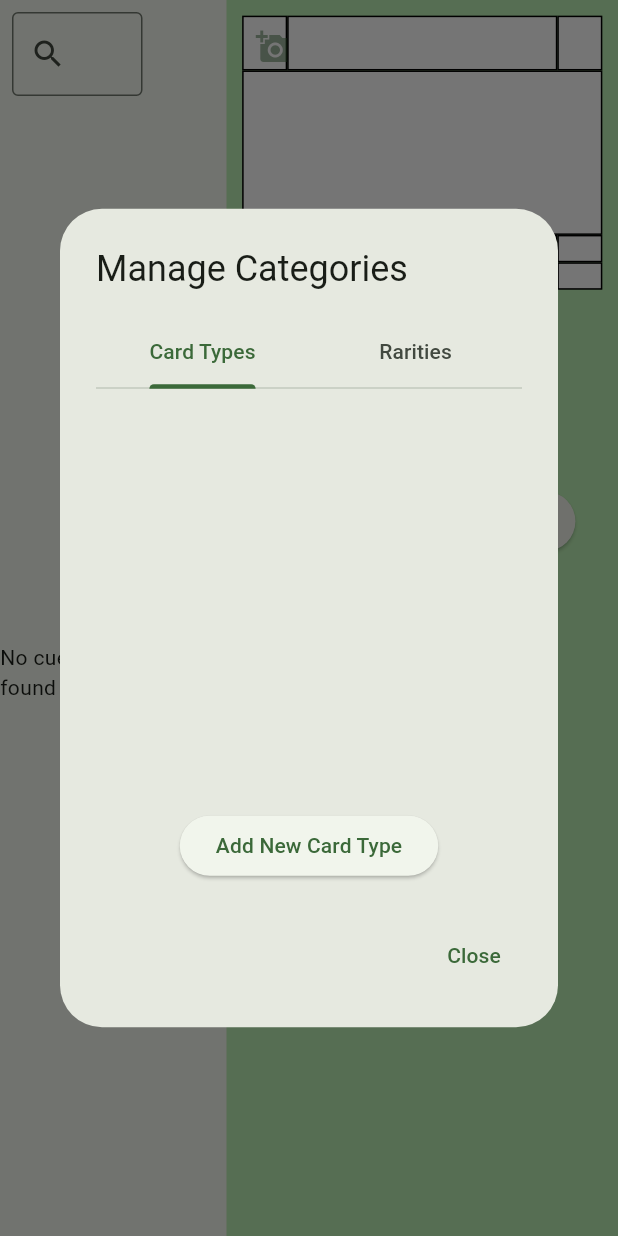
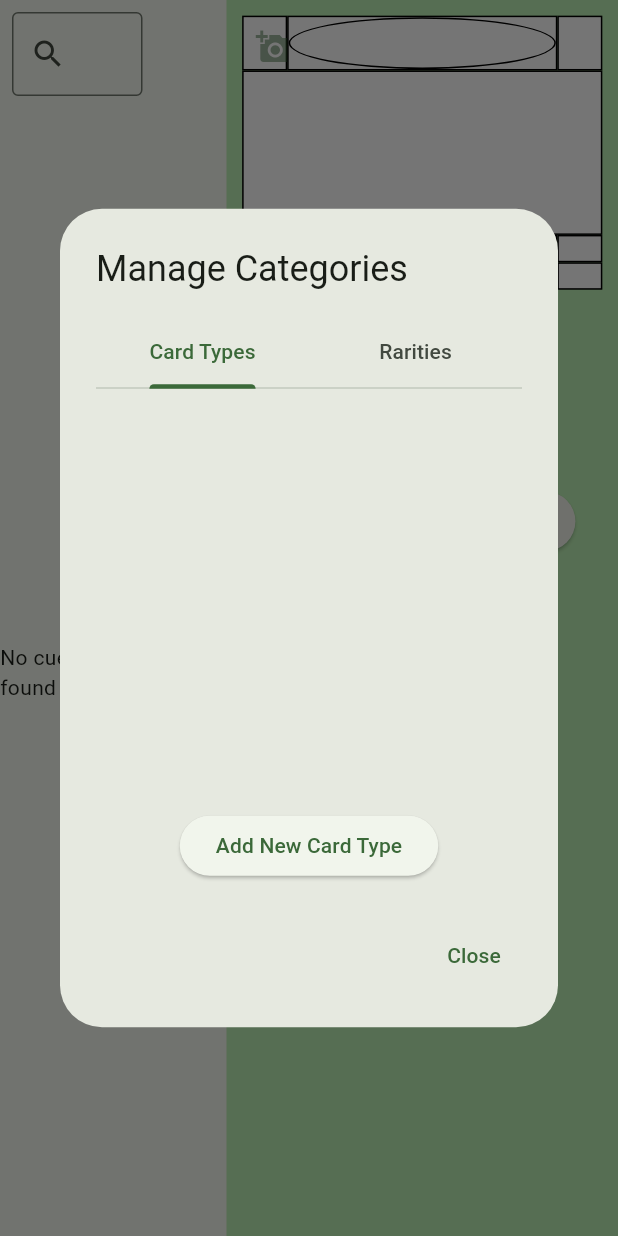
Before and after one commit to SynsLyns/dnd_cuecard_app, a Flutter app: the screen it shows after launch, after a tap on the "settings" icon, on a phone screen of 412 x 824 dp. Run offline on Flutter 3.47's test engine with Material 3 defaults, Android fonts, the phone set to English and light mode, and no system bars; our stand-ins replace flutter_colorpicker, image_picker, sqflite_common_ffi; accounts and stored records are empty.

Commit message:
Add coloring to card based on type/rarity

```diff
--- a/lib/screens/cue_card_creator_view.dart
+++ b/lib/screens/cue_card_creator_view.dart
@@ -132,6 +132,8 @@ class _CueCardCreatorViewState extends State<CueCardCreatorView> {
           height: minConstraint,
           child: CueCardView(
             controllers: _controllers,
+            currentSelectedCardType: _currentSelectedCardType,
+            currentSelectedRarity: _currentSelectedRarity,
             image: image,
             onImageSelected: (XFile? image) {
               setState(() {
--- a/lib/screens/management_modal.dart
+++ b/lib/screens/management_modal_view.dart
@@ -9,21 +9,21 @@ import '../app_state.dart';
 import 'package:dnd_cuecard_app/models/card_type.dart';
 import 'package:dnd_cuecard_app/models/rarity.dart';
 
-class ManagementModal extends StatefulWidget {
+class ManagementModalView extends StatefulWidget {
   final Function() refreshCardTypes;
   final Function() refreshRarities;
 
-  const ManagementModal({
+  const ManagementModalView({
     super.key,
     required this.refreshCardTypes,
     required this.refreshRarities,
   });
 
   @override
-  State<ManagementModal> createState() => _ManagementModalState();
+  State<ManagementModalView> createState() => _ManagementModalViewState();
 }
 
-class _ManagementModalState extends State<ManagementModal> with SingleTickerProviderStateMixin {
+class _ManagementModalViewState extends State<ManagementModalView> with SingleTickerProviderStateMixin {
   late TabController _tabController;
 
   @override
--- a/lib/widgets/card_options.dart
+++ b/lib/widgets/card_options.dart
@@ -3,7 +3,7 @@ import 'package:dnd_cuecard_app/logic/cue_card_creator.dart';
 import 'package:dnd_cuecard_app/models/card_type.dart';
 import 'package:dnd_cuecard_app/models/rarity.dart';
 import 'package:dnd_cuecard_app/screens/cue_card_form_controllers.dart';
-import 'package:dnd_cuecard_app/screens/management_modal.dart';
+import 'package:dnd_cuecard_app/screens/management_modal_view.dart';
 import 'package:dnd_cuecard_app/widgets/categorizable_dropdown_menu.dart';
 import 'package:flutter/material.dart';
 import 'package:provider/provider.dart';
@@ -64,7 +64,7 @@ class CardOptions extends StatelessWidget {
       showDialog(
         context: context,
         builder: (BuildContext context) {
-          return ManagementModal(
+          return ManagementModalView(
             refreshCardTypes: appState.loadCardTypes,
             refreshRarities: appState.loadRarities,
           );
--- a/lib/widgets/cue_card_widgets/cue_card_view.dart
+++ b/lib/widgets/cue_card_widgets/cue_card_view.dart
@@ -1,5 +1,7 @@
 import 'dart:io';
 
+import 'package:dnd_cuecard_app/models/card_type.dart';
+import 'package:dnd_cuecard_app/models/rarity.dart';
 import 'package:dnd_cuecard_app/screens/cue_card_form_controllers.dart';
 import 'package:flutter/material.dart';
 import 'package:image_picker/image_picker.dart';
@@ -11,13 +13,18 @@ class CueCardView extends StatefulWidget {
   const CueCardView({
     super.key,
     required this.controllers,
+    required this.currentSelectedCardType,
+    required this.currentSelectedRarity,
     required this.image,
     required this.onImageSelected,
   });
 
   final CueCardFormControllers controllers;
+  final CardType? currentSelectedCardType;
+  final Rarity? currentSelectedRarity;
   final XFile? image;
   final void Function(XFile?) onImageSelected;
+
   @override
   State<CueCardView> createState() => _CueCardViewState();
 }
@@ -26,11 +33,7 @@ class _CueCardViewState extends State<CueCardView> {
   @override
   Widget build(BuildContext context) {
     return Column(
-      children: [
-        _buildTopRow(),
-        _buildDescriptionSection(),
-        _buildBottomRow(),
-      ],
+      children: [_buildTopRow(), _buildDescriptionSection(), _buildBottomRow()],
     );
   }
 
@@ -41,12 +44,12 @@ class _CueCardViewState extends State<CueCardView> {
         child: Row(
           children: [
             _buildImageSection(),
-            CueCardSection(
-                sectionName: 'Title', flex: 6, controller: widget.controllers.titleController),
+            _buildTitleSection(),
             CueCardSection(
               sectionName: 'Requirements',
               flex: 1,
-                controller: widget.controllers.requirementsController),
+              controller: widget.controllers.requirementsController,
+            ),
           ],
         ),
       ),
@@ -61,18 +64,61 @@ class _CueCardViewState extends State<CueCardView> {
         decoration: BoxDecoration(
           border: Border.all(color: Colors.black),
           color: const Color.fromARGB(255, 255, 255, 255),
-          image: widget.image != null ? DecorationImage(
-            image: FileImage(File(widget.image!.path)) as ImageProvider<Object>,
-          ) : null,
+          image: widget.image != null
+              ? DecorationImage(
+                  image:
+                      FileImage(File(widget.image!.path))
+                          as ImageProvider<Object>,
+                )
+              : null,
         ),
         child: IconButton(
           onPressed: _showIconSelectionDialog,
-          icon: Icon(Icons.add_a_photo, color: Theme.of(context).colorScheme.primary.withValues(alpha: 0.5)),
+          icon: Icon(
+            Icons.add_a_photo,
+            color: Theme.of(context).colorScheme.primary.withValues(alpha: 0.5),
+          ),
           style: IconButton.styleFrom(
-            shape: RoundedRectangleBorder(
-              borderRadius: BorderRadius.zero,
+            shape: RoundedRectangleBorder(borderRadius: BorderRadius.zero),
           ),
         ),
+      ),
+    );
+  }
+
+  Widget _buildTitleSection() {
+    Color cardTypeColor = widget.currentSelectedCardType?.color ?? Colors.white;
+    Color rarityColor = widget.currentSelectedRarity?.color ?? Colors.white;
+
+    return Expanded(
+      flex: 6,
+      child: Container(
+        decoration: BoxDecoration(
+          border: Border.all(color: Colors.black),
+          color: rarityColor,
+        ),
+        child: LayoutBuilder(
+          builder: (BuildContext context, BoxConstraints constraints) {
+            return Container(
+                decoration: BoxDecoration(
+                color: cardTypeColor,
+                border: Border.all(color: Colors.black, width: 1),
+                borderRadius: BorderRadius.all(Radius.elliptical(constraints.maxWidth / 2, constraints.maxHeight / 2))
+              ),
+              child: TextField(
+                controller: widget.controllers.titleController,
+                expands: true,
+                maxLines: null,
+                textAlignVertical: TextAlignVertical.center,
+                textAlign: TextAlign.center,
+                decoration: InputDecoration(
+                  border: InputBorder.none,
+                  contentPadding: EdgeInsets.all(8),
+                  alignLabelWithHint: true,
+                ),
+              ),
+            );
+          },
         ),
       ),
     );
@@ -102,7 +148,8 @@ class _CueCardViewState extends State<CueCardView> {
           child: Column(
             mainAxisSize: MainAxisSize.min,
             children: [
-              if (existingIconPaths.isNotEmpty) _buildIconGrid(existingIconPaths),
+              if (existingIconPaths.isNotEmpty)
+                _buildIconGrid(existingIconPaths),
               if (existingIconPaths.isEmpty)
                 const Text('No existing icons. Add a new one!'),
               const SizedBox(height: 16),
@@ -154,7 +201,8 @@ class _CueCardViewState extends State<CueCardView> {
     return CueCardSection(
       sectionName: 'Description',
       flex: 3,
-        controller: widget.controllers.descriptionController);
+      controller: widget.controllers.descriptionController,
+    );
   }
 
   Widget _buildBottomRow() {
@@ -163,7 +211,10 @@ class _CueCardViewState extends State<CueCardView> {
       child: Row(
         children: [
           CueCardSection(
-              sectionName: 'Notes', flex: 7, controller: widget.controllers.notesController),
+            sectionName: 'Notes',
+            flex: 7,
+            controller: widget.controllers.notesController,
+          ),
           _buildBoxesColumn(),
         ],
       ),
@@ -178,11 +229,13 @@ class _CueCardViewState extends State<CueCardView> {
           CueCardSection(
             sectionName: 'Box 1',
             flex: 1,
-              controller: widget.controllers.box1Controller),
+            controller: widget.controllers.box1Controller,
+          ),
           CueCardSection(
             sectionName: 'Box 2',
             flex: 1,
-              controller: widget.controllers.box2Controller),
+            controller: widget.controllers.box2Controller,
+          ),
         ],
       ),
     );
```
Lines whose indentation alone changed are shown as unchanged.
